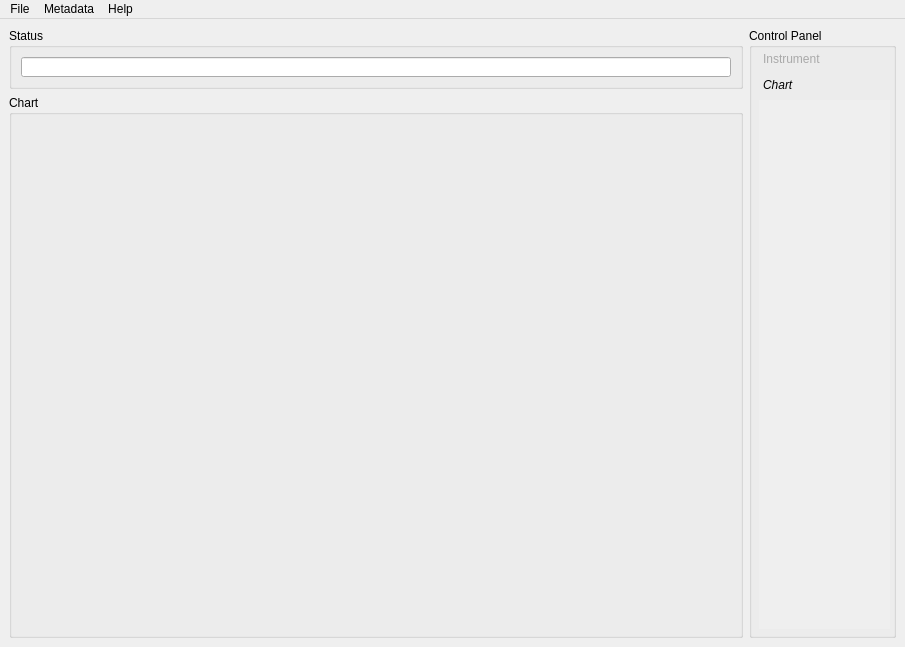
The window that core/ui/mainwindow.ui (mhorn71/StarbaseMini) describes before a commit, drawn with Qt 5.
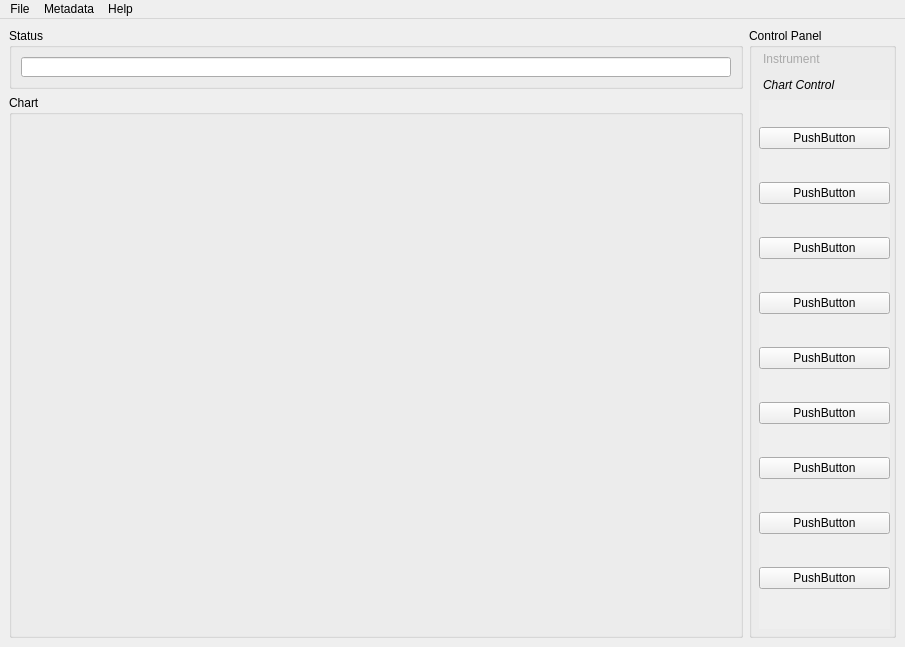
The same window after the commit. The open tabs and pages were chosen to show the change.

Commit message: Added Chart Channel Buttons.

The edit to the form file:
```diff
--- a/core/ui/mainwindow.ui
+++ b/core/ui/mainwindow.ui
@@ -201,13 +201,88 @@
             <rect>
              <x>0</x>
              <y>0</y>
-             <width>100</width>
-             <height>30</height>
+             <width>129</width>
+             <height>521</height>
             </rect>
            </property>
            <attribute name="label">
-            <string>Chart</string>
+            <string>Chart Control</string>
            </attribute>
+           <widget class="QWidget" name="">
+            <property name="geometry">
+             <rect>
+              <x>0</x>
+              <y>0</y>
+              <width>131</width>
+              <height>521</height>
+             </rect>
+            </property>
+            <layout class="QGridLayout" name="gridLayout_5">
+             <item row="0" column="0">
+              <widget class="QPushButton" name="channel0Button">
+               <property name="text">
+                <string>PushButton</string>
+               </property>
+              </widget>
+             </item>
+             <item row="1" column="0">
+              <widget class="QPushButton" name="channel1Button">
+               <property name="text">
+                <string>PushButton</string>
+               </property>
+              </widget>
+             </item>
+             <item row="2" column="0">
+              <widget class="QPushButton" name="channel2Button">
+               <property name="text">
+                <string>PushButton</string>
+               </property>
+              </widget>
+             </item>
+             <item row="3" column="0">
+              <widget class="QPushButton" name="channel3Button">
+               <property name="text">
+                <string>PushButton</string>
+               </property>
+              </widget>
+             </item>
+             <item row="4" column="0">
+              <widget class="QPushButton" name="channel4Button">
+               <property name="text">
+                <string>PushButton</string>
+               </property>
+              </widget>
+             </item>
+             <item row="5" column="0">
+              <widget class="QPushButton" name="channel5Button">
+               <property name="text">
+                <string>PushButton</string>
+               </property>
+              </widget>
+             </item>
+             <item row="6" column="0">
+              <widget class="QPushButton" name="channel6Button">
+               <property name="text">
+                <string>PushButton</string>
+               </property>
+              </widget>
+             </item>
+             <item row="7" column="0">
+              <widget class="QPushButton" name="channel7Button">
+               <property name="text">
+                <string>PushButton</string>
+               </property>
+              </widget>
+             </item>
+             <item row="8" column="0">
+              <widget class="QPushButton" name="channel8Button">
+               <property name="text">
+                <string>PushButton</string>
+               </property>
+              </widget>
+             </item>
+            </layout>
+           </widget>
           </widget>
          </widget>
         </item>
```
Left out of the diff: 64 changed lines with no effect on the pictures. The commit also changes 1 other file.
